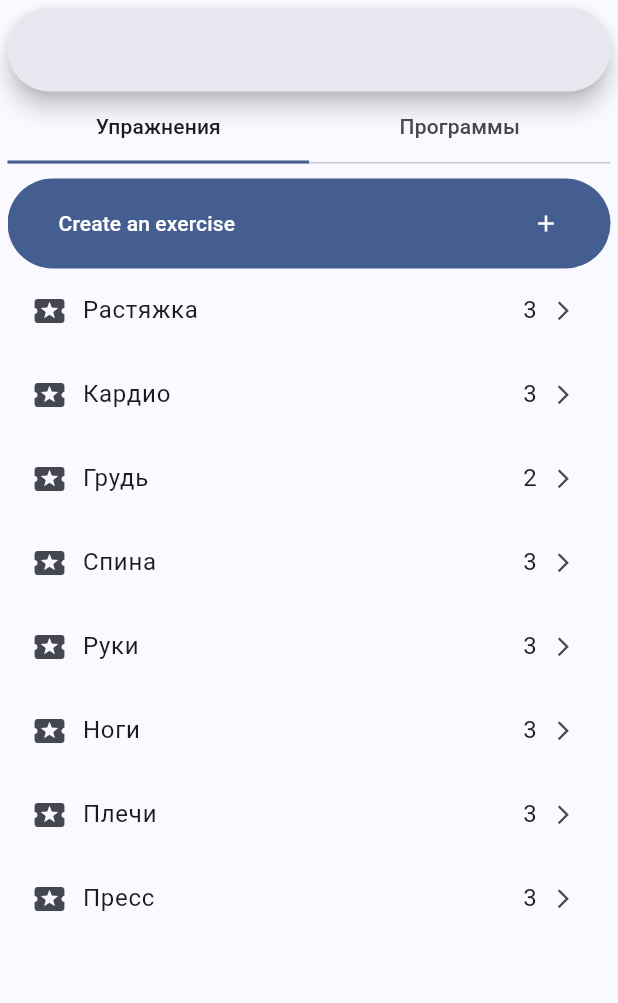
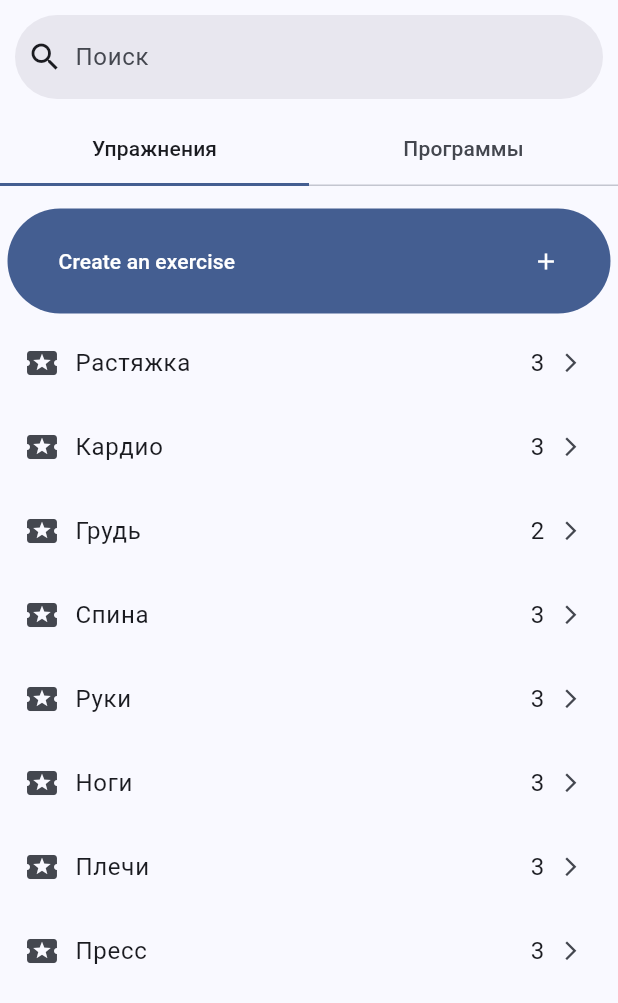
Before and after one commit to CulusFB/FitTracker, a Flutter app: the NewActivityScreen widget shown alone on an empty page, opened directly, on a phone screen of 412 x 824 dp. Shown: the top 1003 px of the screen. Run offline on Flutter 3.47's test engine with Material 3 defaults, Android fonts, the phone set to English and light mode, and no system bars; missing offline and left inert: flutter_advanced_calendar.

Commit message:
change widget style

```diff
--- a/lib/src/home/screen/ActivityScreen.dart
+++ b/lib/src/home/screen/ActivityScreen.dart
@@ -21,9 +21,10 @@ class _ActivityScreen extends State<ActivityScreen>
       padding: EdgeInsets.only(top: 10),
       child: Column(
         children: [
-          SizedBox(
+          Container(
+            padding: EdgeInsets.all(5),
             width: MediaQuery.of(context).size.width,
-            height: 60,
+            height: 80,
             child: FilledButton(
                 onPressed: () {},
                 child: Container(
--- a/lib/src/home/screen/NewActivityScreen.dart
+++ b/lib/src/home/screen/NewActivityScreen.dart
@@ -18,11 +18,16 @@ class _NewActivityScreen extends State<NewActivityScreen>
 
   @override
   Widget build(BuildContext context) {
-    return Container(
-      padding: EdgeInsets.all(5),
-      child: Column(
+    return Column(
       children: [
-          SearchBar(),
+        Container(
+          padding: EdgeInsets.all(10),
+          child: SearchBar(
+            elevation: WidgetStatePropertyAll(0),
+            leading: Icon(Icons.search),
+            hintText: 'Поиск',
+          ),
+        ),
         TabBar.secondary(controller: _tabController, tabs: <Widget>[
           Tab(
             text: "Упражнения",
@@ -38,7 +43,6 @@ class _NewActivityScreen extends State<NewActivityScreen>
           ]),
         )
       ],
-      ),
     );
   }
 }
```
Lines whose indentation alone changed are shown as unchanged.
